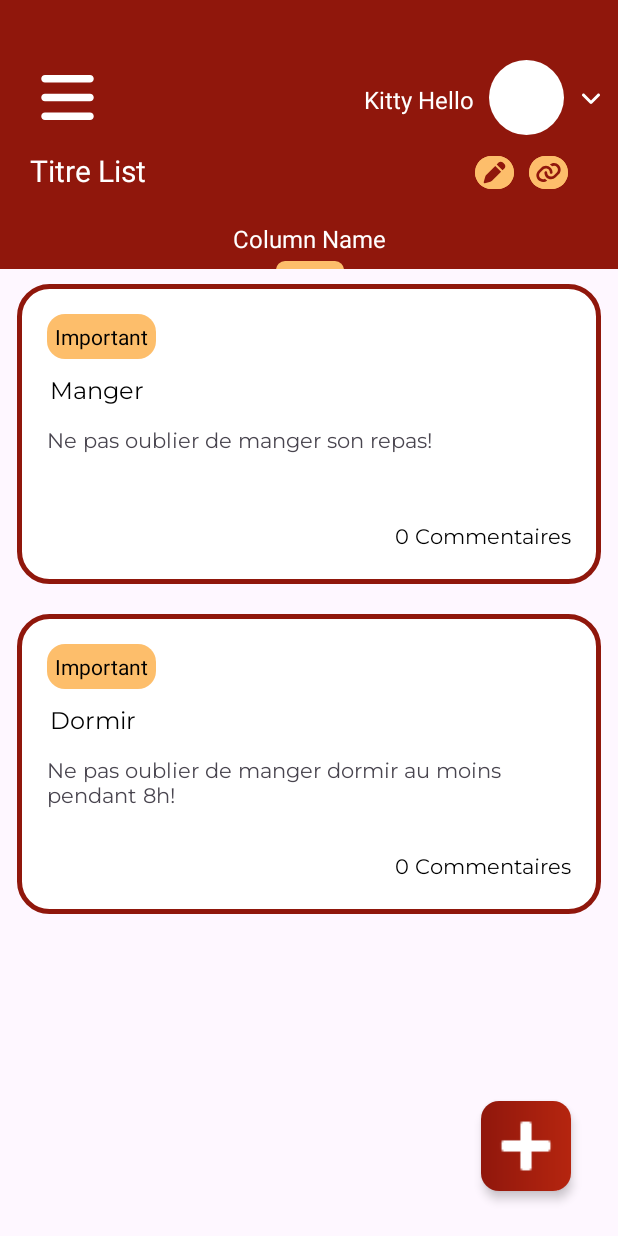
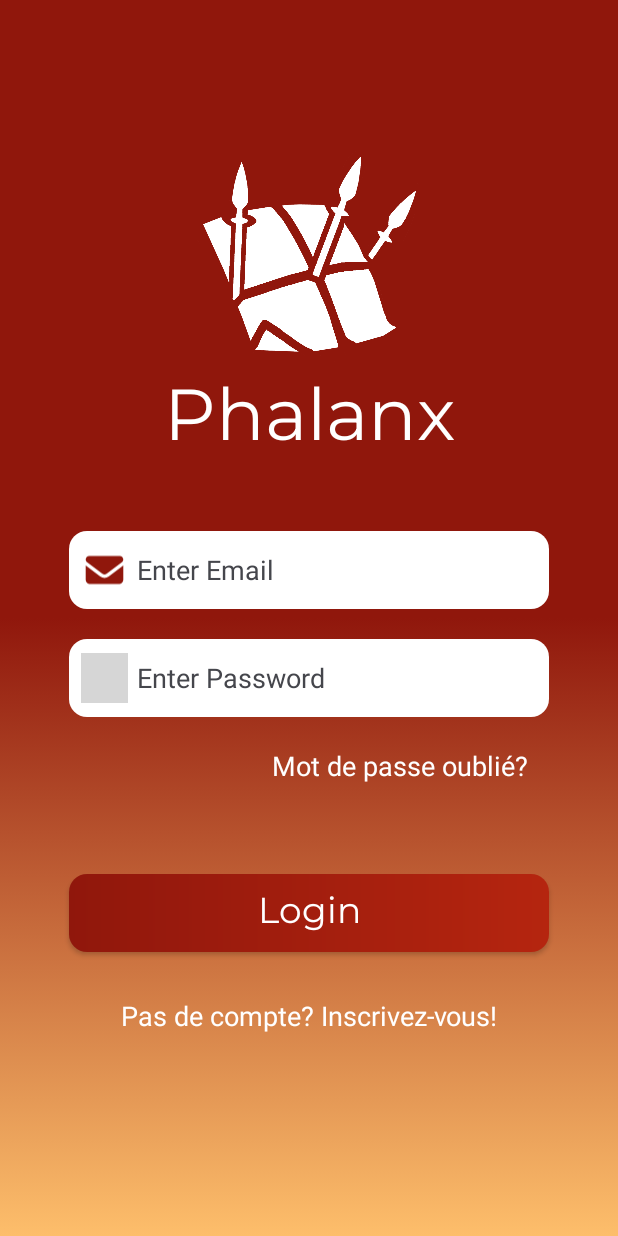
Before and after one commit to HrodMarRik/todolist-collaborative, an Android app: the screen it shows after launch (ListActivity before the commit, MainActivity after it), after a tap on "Login", on a phone screen of 412 x 824 dp. Run offline under Robolectric (Android 15) with nearby library versions, the phone set to English and light mode, and no system bars; grey boxes are pictures that could not be loaded.

Commit message:
to Fragment

```diff
--- a/app/src/main/AndroidManifest.xml
+++ b/app/src/main/AndroidManifest.xml
@@ -20,10 +20,6 @@
                 <category android:name="android.intent.category.LAUNCHER" />
             </intent-filter>
         </activity>
-        <activity
-            android:name=".ListActivity"
-            android:exported="true" >
-        </activity>
     </application>
 
 </manifest>
--- a/app/src/main/java/com/example/phalanx/ListActivity.java
+++ b/app/src/main/java/com/example/phalanx/ListFragment.java
@@ -3,7 +3,9 @@ package com.example.phalanx;
 import android.app.Dialog;
 import android.os.Bundle;
 import android.view.KeyEvent;
+import android.view.LayoutInflater;
 import android.view.View;
+import android.view.ViewGroup;
 import android.view.inputmethod.EditorInfo;
 import android.widget.ArrayAdapter;
 import android.widget.AutoCompleteTextView;
@@ -12,22 +14,20 @@ import android.widget.EditText;
 import android.widget.ImageButton;
 import android.widget.ListView;
 import android.widget.TextView;
+import androidx.fragment.app.Fragment;
 
-import androidx.appcompat.app.AppCompatActivity;
 import java.util.ArrayList;
 import java.util.Date;
 
-public class ListActivity extends AppCompatActivity {
+public class ListFragment extends Fragment {
 
     public ArrayList<Task> tasks;
     public ArrayList<Users> user;
     public static ArrayList<String> priorite;
     public ArrayAdapter<String> adapter;
 
-    @Override
-    protected void onCreate(Bundle savedInstanceState) {
-        super.onCreate(savedInstanceState);
-        setContentView(R.layout.todolist);
+    public View onCreateView(LayoutInflater inflater, ViewGroup container, Bundle savedInstanceState) {
+        View v= inflater.inflate(R.layout.fragment_list, null);
 
         tasks = new ArrayList<Task>();
         tasks.add(new Task("Manger", "Ne pas oublier de manger son repas!", null, new Date(), "En Cours", "Important"));
@@ -39,36 +39,36 @@ public class ListActivity extends AppCompatActivity {
         priorite.add("Important");
         priorite.add("Urgent");
 
-        ListView listTasks = findViewById(R.id.ListTasks);
-        TaskAdapter adapterTask = new TaskAdapter(this, tasks);
+        ListView listTasks = v.findViewById(R.id.ListTasks);
+        TaskAdapter adapterTask = new TaskAdapter(getContext(), tasks);
         listTasks.setAdapter(adapterTask);
 
         user= new ArrayList<Users>();
         user.add(new Users("Kitty", "Hello","h.kitty@gmail.com","test", null,
                 "https://encrypted-tbn0.gstatic.com/images?q=tbn:ANd9GcSFAGCYo7D-fxye-My-HsVK6jX5q9FwMtot7g&s"));
 
-        TextView nomPrenom = findViewById(R.id.NomPrenom);
+        TextView nomPrenom = v.findViewById(R.id.NomPrenom);
         nomPrenom.setText(String.format("%s %s", user.get(0).getNom(), user.get(0).getPrenom()));
 
-        Button btn = findViewById(R.id.btn_modifierlist);
+        Button btn = v.findViewById(R.id.btn_modifierlist);
         btn.setOnClickListener(new View.OnClickListener(){
             public void onClick(View v){
-                TextView titre = findViewById(R.id.TitreList);
+                TextView titre = v.findViewById(R.id.TitreList);
                 titre.setVisibility(View.INVISIBLE);
 
-                EditText titreModif = findViewById(R.id.TitreListModif);
+                EditText titreModif = v.findViewById(R.id.TitreListModif);
                 titreModif.setVisibility(View.VISIBLE);
             }
         });
 
-        EditText titreModif = findViewById(R.id.TitreListModif);
+        EditText titreModif = v.findViewById(R.id.TitreListModif);
         titreModif.setOnEditorActionListener(new TextView.OnEditorActionListener() {
             @Override
             public boolean onEditorAction(TextView v, int actionId, KeyEvent event) {
                 if ((event != null && (event.getKeyCode() == KeyEvent.KEYCODE_ENTER)) ||
                         (actionId == EditorInfo.IME_ACTION_DONE) || (actionId == EditorInfo.IME_ACTION_GO)) {
-                    EditText titreModif = findViewById(R.id.TitreListModif);
-                    TextView titre = findViewById(R.id.TitreList);
+                    EditText titreModif = v.findViewById(R.id.TitreListModif);
+                    TextView titre = v.findViewById(R.id.TitreList);
 
                     titre.setText(titreModif.getText().toString());
 
@@ -81,22 +81,23 @@ public class ListActivity extends AppCompatActivity {
             }
         });
 
-        ImageButton btnAdd = findViewById(R.id.buttonAddTasks);
+        ImageButton btnAdd = v.findViewById(R.id.buttonAddTasks);
         btnAdd.setOnClickListener(new View.OnClickListener(){
             public void onClick(View v){
                 ajouterTask();
 
             }
         });
+        return v;
     }
 
     private void ajouterTask(){
-        Dialog dialog = new Dialog(this);
+        Dialog dialog = new Dialog(getContext());
         dialog.setContentView(R.layout.ajouter_task);
 
         dialog.getWindow().setBackgroundDrawableResource(R.drawable.task);
 
-        adapter = new ArrayAdapter<>(this, R.layout.item_priorite, priorite);
+        adapter = new ArrayAdapter<>(getContext(), R.layout.item_priorite, priorite);
         AutoCompleteTextView prio = dialog.findViewById(R.id.PrioriteOptions);
         prio.setAdapter(adapter);
 
@@ -107,6 +108,14 @@ public class ListActivity extends AppCompatActivity {
             }
         });
 
+        Button btnValider = dialog.findViewById(R.id.buttonValider);
+        btnValider.setOnClickListener(new View.OnClickListener(){
+            public void onClick(View v){
+
+                dialog.dismiss();
+            }
+        });
+
         dialog.show();
     }
 }
--- /dev/null
+++ b/app/src/main/java/com/example/phalanx/LoginFragment.java
@@ -0,0 +1,27 @@
+package com.example.phalanx;
+
+import android.content.Intent;
+import android.os.Bundle;
+import android.view.LayoutInflater;
+import android.view.View;
+import android.view.ViewGroup;
+import android.widget.Button;
+import androidx.fragment.app.Fragment;
+
+public class LoginFragment extends Fragment {
+
+    @Override
+    public View onCreateView(LayoutInflater inflater, ViewGroup container, Bundle savedInstanceState) {
+        View v= inflater.inflate(R.layout.fragment_login, null);
+
+        Button loginBtn = v.findViewById(R.id.buttonLogin);
+        loginBtn.setOnClickListener(new View.OnClickListener(){
+            public void onClick(View v){
+            }
+        });
+        return v;
+    }
+
+    public void refresh() {
+    }
+}
--- a/app/src/main/java/com/example/phalanx/MainActivity.java
+++ b/app/src/main/java/com/example/phalanx/MainActivity.java
@@ -13,23 +13,19 @@ import androidx.core.view.WindowInsetsCompat;
 
 public class MainActivity extends AppCompatActivity {
 
+    private LoginFragment loginFragment;
+    private ListFragment listFragment;
+
     @Override
     protected void onCreate(Bundle savedInstanceState) {
         super.onCreate(savedInstanceState);
-        EdgeToEdge.enable(this);
         setContentView(R.layout.activity_main);
-        ViewCompat.setOnApplyWindowInsetsListener(findViewById(R.id.main), (v, insets) -> {
-            Insets systemBars = insets.getInsets(WindowInsetsCompat.Type.systemBars());
-            v.setPadding(systemBars.left, systemBars.top, systemBars.right, systemBars.bottom);
-            return insets;
-        });
-
-        Button yourButton = findViewById(R.id.buttonLogin);
-
-        yourButton.setOnClickListener(new View.OnClickListener(){
-            public void onClick(View v){
-                startActivity(new Intent(MainActivity.this, ListActivity.class));
-            }
-        });
+        loginFragment = new LoginFragment();
+        listFragment= new ListFragment();
+        getSupportFragmentManager().beginTransaction()
+                .add(R.id.FrameLayout, loginFragment)
+                .add(R.id.FrameLayout, listFragment)
+                .hide(listFragment)
+                .commit();
     }
 }
--- /dev/null
+++ b/app/src/main/res/layout/fragment_login.xml
@@ -0,0 +1,139 @@
+<?xml version="1.0" encoding="utf-8"?>
+<androidx.constraintlayout.widget.ConstraintLayout xmlns:android="http://schemas.android.com/apk/res/android"
+    xmlns:app="http://schemas.android.com/apk/res-auto"
+    xmlns:tools="http://schemas.android.com/tools"
+    android:id="@+id/main"
+    android:layout_width="match_parent"
+    android:layout_height="match_parent"
+    android:background="@drawable/gradient_background_redorange"
+    android:backgroundTintMode="src_over"
+    tools:context=".MainActivity">
+
+
+    <TextView
+        android:id="@+id/textView"
+        android:layout_width="wrap_content"
+        android:layout_height="50dp"
+        android:fontFamily="@font/montserrat_regular"
+        android:text="Phalanx"
+        android:textColor="@color/white"
+        android:textSize="48sp"
+        app:layout_constraintEnd_toEndOf="parent"
+        app:layout_constraintStart_toStartOf="parent"
+        app:layout_constraintTop_toBottomOf="@+id/imageView2" />
+
+    <EditText
+        android:id="@+id/editTextTextPassword"
+        android:layout_width="320dp"
+        android:layout_height="52dp"
+        android:layout_marginTop="20dp"
+        android:background="@drawable/textbox"
+        android:backgroundTint="#FFFFFF"
+        android:ems="10"
+        android:hint="Enter Password"
+        android:inputType="textPassword"
+        android:padding="10dp"
+        android:paddingStart="45dp"
+        android:radius="60dp"
+        android:textColor="@color/black"
+        android:textColorHint="@color/material_dynamic_neutral30"
+        app:layout_constraintEnd_toEndOf="parent"
+        app:layout_constraintStart_toStartOf="parent"
+        app:layout_constraintTop_toBottomOf="@+id/editTextTextEmailAddress" />
+
+    <EditText
+        android:id="@+id/editTextTextEmailAddress"
+        android:layout_width="320dp"
+        android:layout_height="52dp"
+        android:layout_marginTop="60dp"
+        android:background="@drawable/textbox"
+        android:backgroundTint="#FFFFFF"
+        android:ems="10"
+        android:hint="Enter Email"
+        android:inputType="textEmailAddress"
+        android:padding="10dp"
+        android:paddingStart="45dp"
+        android:radius="60dp"
+        android:textColor="@color/black"
+        android:textColorHint="@color/material_dynamic_neutral30"
+        app:layout_constraintEnd_toEndOf="parent"
+        app:layout_constraintStart_toStartOf="parent"
+        app:layout_constraintTop_toBottomOf="@+id/textView" />
+
+    <androidx.appcompat.widget.AppCompatButton
+        android:id="@+id/buttonLogin"
+        android:layout_width="320dp"
+        android:layout_height="52dp"
+        android:layout_marginTop="60dp"
+        android:background="@drawable/buttongradient"
+        android:fontFamily="@font/montserrat_regular"
+        android:text="Login"
+        android:textAppearance="@style/TextAppearance.AppCompat.Body1"
+        android:textColor="@color/white"
+        android:textColorLink="@color/orange"
+        android:textSize="24sp"
+        app:layout_constraintEnd_toEndOf="parent"
+        app:layout_constraintStart_toStartOf="parent"
+        app:layout_constraintTop_toBottomOf="@+id/textView3"
+        app:rippleColor="@color/orange" />
+
+    <ImageView
+        android:id="@+id/imageView2"
+        android:layout_width="160dp"
+        android:layout_height="144dp"
+        android:layout_marginTop="100dp"
+        app:layout_constraintEnd_toEndOf="parent"
+        app:layout_constraintStart_toStartOf="parent"
+        app:layout_constraintTop_toTopOf="parent"
+        app:srcCompat="@drawable/phalanx_white" />
+
+    <TextView
+        android:id="@+id/textView2"
+        android:layout_width="wrap_content"
+        android:layout_height="wrap_content"
+        android:layout_marginTop="30dp"
+        android:text="Pas de compte? Inscrivez-vous!"
+        android:textColor="@color/white"
+        android:textColorLink="@color/darkred"
+        android:textSize="18sp"
+        app:layout_constraintEnd_toEndOf="parent"
+        app:layout_constraintStart_toStartOf="parent"
+        app:layout_constraintTop_toBottomOf="@+id/buttonLogin" />
+
+    <TextView
+        android:id="@+id/textView3"
+        android:layout_width="wrap_content"
+        android:layout_height="wrap_content"
+        android:layout_marginTop="20dp"
+        android:text="Mot de passe oublié?"
+        android:textColor="@color/white"
+        android:textColorLink="@color/white"
+        android:textSize="18sp"
+        app:layout_constraintEnd_toEndOf="parent"
+        app:layout_constraintHorizontal_bias="0.75"
+        app:layout_constraintStart_toStartOf="parent"
+        app:layout_constraintTop_toBottomOf="@+id/editTextTextPassword" />
+
+    <ImageView
+        android:id="@+id/imageView"
+        android:layout_width="31dp"
+        android:layout_height="33dp"
+        android:layout_marginStart="8dp"
+        app:tint="@color/darkred"
+        app:layout_constraintBottom_toBottomOf="@+id/editTextTextEmailAddress"
+        app:layout_constraintStart_toStartOf="@+id/editTextTextEmailAddress"
+        app:layout_constraintTop_toTopOf="@+id/editTextTextEmailAddress"
+        app:srcCompat="@drawable/envelope_solid_full" />
+
+    <ImageView
+        android:id="@+id/imageView3"
+        android:layout_width="31dp"
+        android:layout_height="33dp"
+        android:layout_marginStart="8dp"
+        app:tint="@color/darkred"
+        app:layout_constraintBottom_toBottomOf="@+id/editTextTextPassword"
+        app:layout_constraintStart_toStartOf="@+id/editTextTextPassword"
+        app:layout_constraintTop_toTopOf="@+id/editTextTextPassword"
+        app:srcCompat="@drawable/lock_solid_full" />
+
+</androidx.constraintlayout.widget.ConstraintLayout>
```
Also changed, not shown: app/src/main/res/layout/activity_main.xml (+8 -132 lines), app/src/main/res/layout/fragment_list.xml (renamed from app/src/main/res/layout/todolist.xml).
